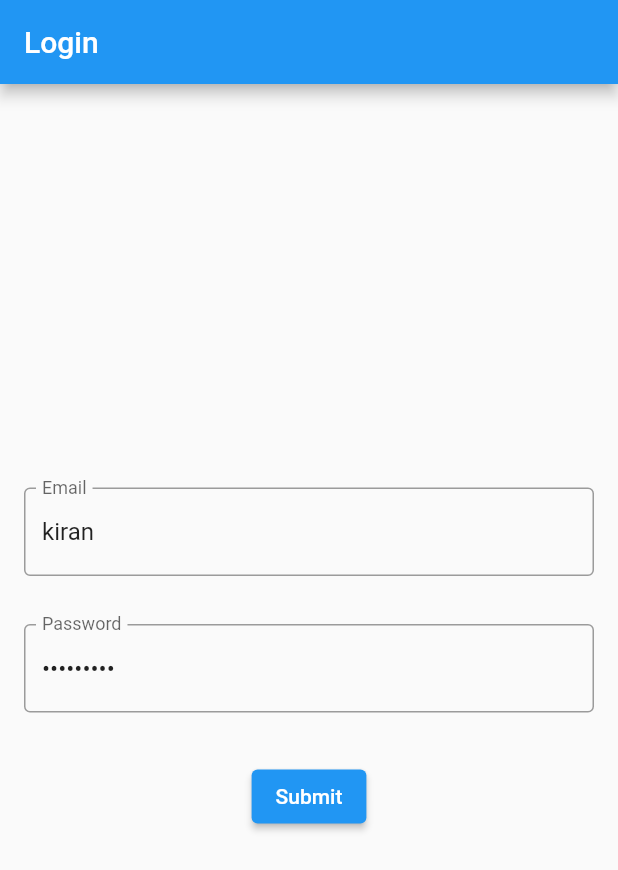
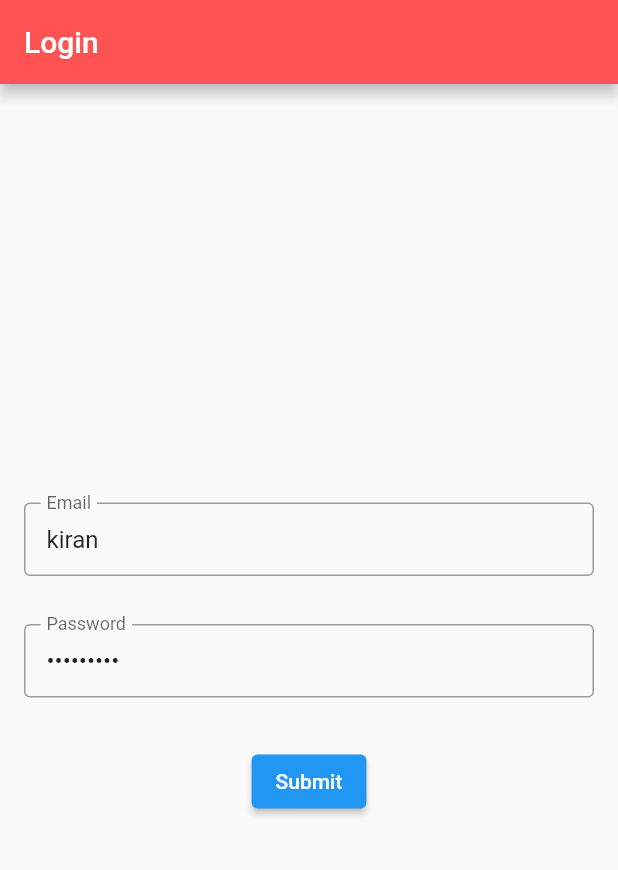
Before and after one commit to kirankamal20/book_crud_app, a Flutter app: the screen it shows after launch, on a phone screen of 412 x 824 dp. Shown: the top 870 px of the screen. Run offline on Flutter 3.47's test engine with Material 2 defaults, Android fonts, the phone set to English and light mode, and no system bars; our stand-ins replace dio, multiple_result.

Commit message:
refactor : theme updated

```diff
--- a/lib/main.dart
+++ b/lib/main.dart
@@ -1,11 +1,23 @@
 import 'package:flutter/material.dart';
-import 'package:flutter/services.dart';
 import 'package:loginapp/login/presentation/login_page.dart';
 
 void main() {
+  runApp(const MyApp());
+}
 
+class MyApp extends StatelessWidget {
+  const MyApp({super.key});
 
-  runApp(const MaterialApp(
-    home: LoginPage(),
-  ));
+  @override
+  Widget build(BuildContext context) {
+    return MaterialApp(
+      theme: ThemeData(
+          appBarTheme: const AppBarTheme(
+              color: Colors.redAccent,
+              iconTheme: IconThemeData(color: Colors.white)),
+          inputDecorationTheme:
+              const InputDecorationTheme(contentPadding: EdgeInsets.all(15))),
+      home: const LoginPage(),
+    );
+  }
 }
```
